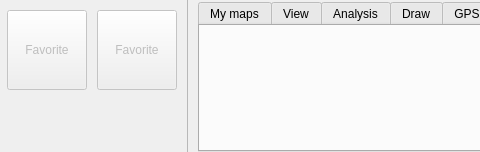
This is src/ui/qgsribbontopwidget.ui in kadas-albireo/kadas-albireo as Qt 5 draws it before an edit; both pictures show x 183 to 663 and y 0 to 152 of the 1081 by 152 pixel window. The edited form follows.
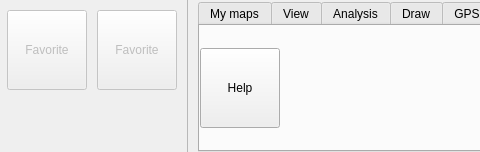
This is the edited form. The open tabs and pages were chosen to show the change. Icons and pictures are not drawn. Custom widgets are drawn as their Qt base class.

Commit message: Add help button to ribbon

```diff
--- a/src/ui/qgsribbontopwidget.ui
+++ b/src/ui/qgsribbontopwidget.ui
@@ -1982,6 +1982,64 @@
          <attribute name="title">
           <string>Help</string>
          </attribute>
+         <layout class="QGridLayout" name="gridLayout_9">
+          <property name="leftMargin">
+           <number>0</number>
+          </property>
+          <property name="topMargin">
+           <number>10</number>
+          </property>
+          <property name="rightMargin">
+           <number>0</number>
+          </property>
+          <property name="bottomMargin">
+           <number>10</number>
+          </property>
+          <property name="horizontalSpacing">
+           <number>10</number>
+          </property>
+          <property name="verticalSpacing">
+           <number>0</number>
+          </property>
+          <item row="0" column="0">
+           <widget class="QgsRibbonButton" name="mHelpButton">
+            <property name="sizePolicy">
+             <sizepolicy hsizetype="MinimumExpanding" vsizetype="Fixed">
+              <horstretch>0</horstretch>
+              <verstretch>0</verstretch>
+             </sizepolicy>
+            </property>
+            <property name="minimumSize">
+             <size>
+              <width>0</width>
+              <height>80</height>
+             </size>
+            </property>
+            <property name="maximumSize">
+             <size>
+              <width>80</width>
+              <height>80</height>
+             </size>
+            </property>
+            <property name="text">
+             <string>Help</string>
+            </property>
+           </widget>
+          </item>
+          <item row="0" column="1">
+           <spacer name="horizontalSpacer_8">
+            <property name="orientation">
+             <enum>Qt::Horizontal</enum>
+            </property>
+            <property name="sizeHint" stdset="0">
+             <size>
+              <width>40</width>
+              <height>20</height>
+             </size>
+            </property>
+           </spacer>
+          </item>
+         </layout>
         </widget>
        </widget>
       </item>
```
Left out of the diff: 12 changed lines with no effect on the pictures. The commit also changes 1 other file.
